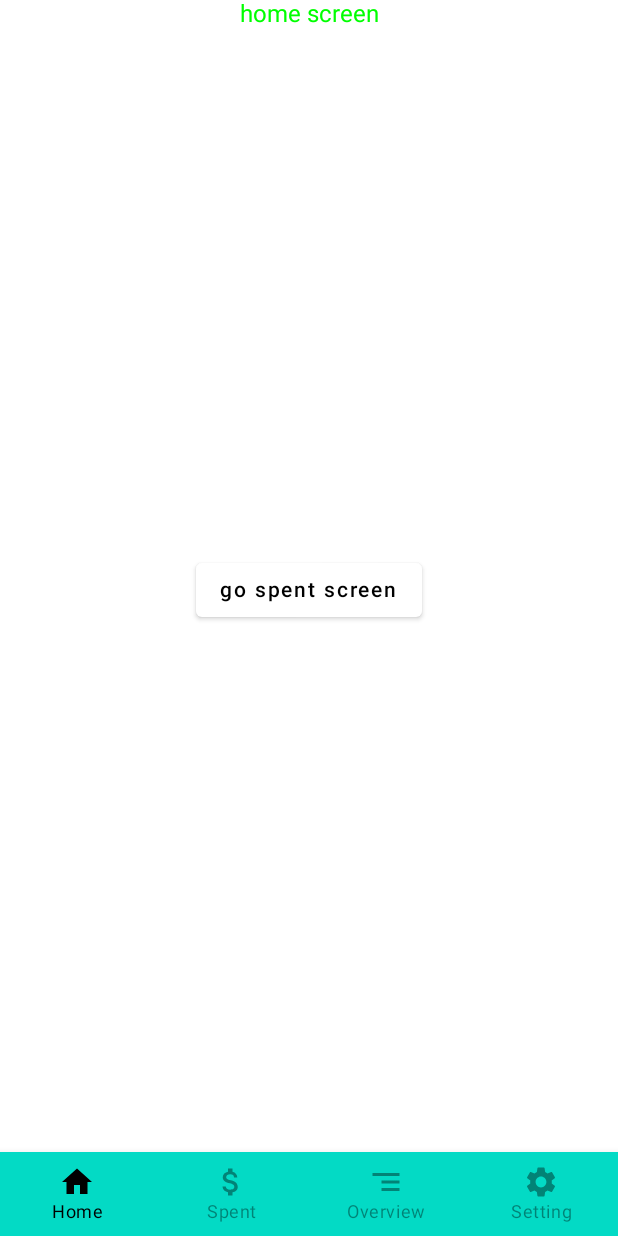
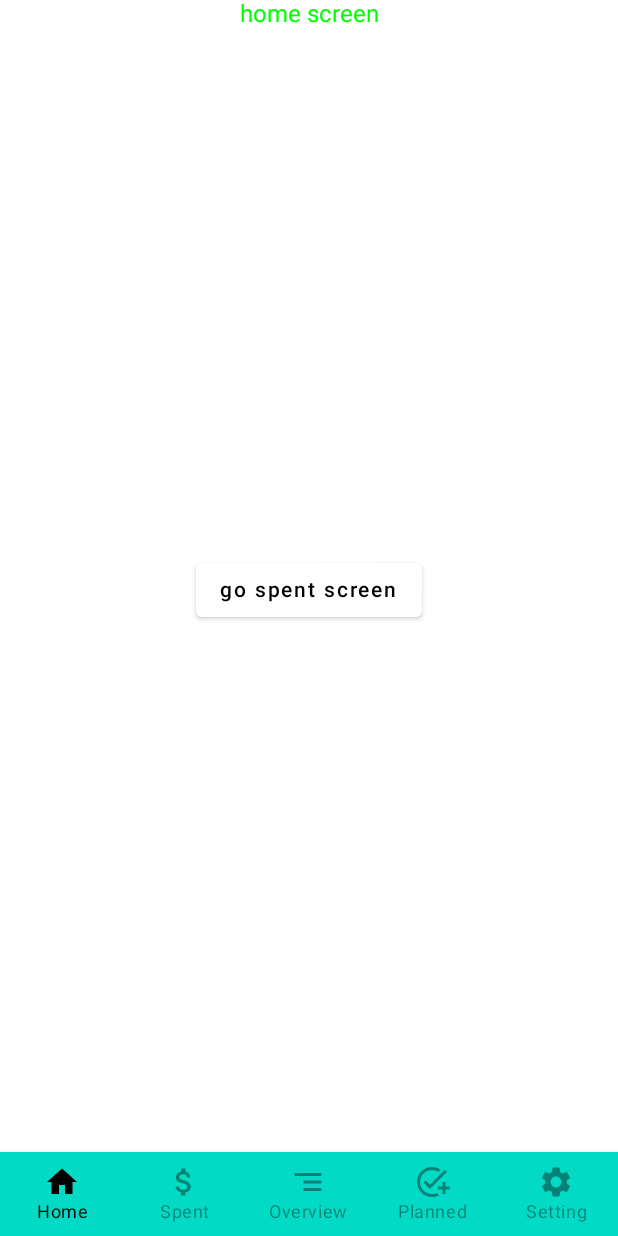
Before and after one commit to shjman/polygon2, an Android app built with Jetpack Compose: the spent screen opened through its navigation route, on a phone screen of 412 x 824 dp. Run offline under Robolectric (Android 15) with nearby library versions, the phone set to English and light mode, and no system bars; our stand-ins replace Firebase (no records; nobody signed in at launch, a user with empty details on screens opened directly), Timber, livedata-compose; libraries missing offline, so code that uses them is left out: com.firebase.ui; 1 statement that could not run was skipped.

```diff
--- a/app/src/main/java/com/shjman/polygon2/di/module/AppModule.kt
+++ b/app/src/main/java/com/shjman/polygon2/di/module/AppModule.kt
@@ -16,6 +16,7 @@ import com.shjman.polygon2.ui.categories.EditCategoryViewModel
 import com.shjman.polygon2.ui.edit_spending.EditSpendingViewModel
 import com.shjman.polygon2.ui.home.HomeViewModel
 import com.shjman.polygon2.ui.overview.OverviewViewModel
+import com.shjman.polygon2.ui.planned.PlannedViewModel
 import com.shjman.polygon2.ui.settings.AddTrustedUserViewModel
 import com.shjman.polygon2.ui.settings.SettingViewModel
 import com.shjman.polygon2.ui.settings.SharingSettingViewModel
@@ -44,6 +45,7 @@ val appModule = module {
     viewModel { EditSpendingViewModel(get(), get()) }
     viewModel { EntryPointViewModel(get(), get()) }
     viewModel { HomeViewModel(get(), get()) }
+    viewModel { PlannedViewModel(get()) }
     viewModel { OverviewViewModel(get(), get()) }
     viewModel { SettingViewModel(get(), get()) }
     viewModel { SharingSettingViewModel(get(), get()) }
--- a/app/src/main/java/com/shjman/polygon2/ui/EntryPoint.kt
+++ b/app/src/main/java/com/shjman/polygon2/ui/EntryPoint.kt
@@ -2,13 +2,29 @@ package com.shjman.polygon2.ui
 
 import android.content.Intent
 import android.content.res.Resources
-import androidx.compose.animation.*
+import androidx.compose.animation.AnimatedVisibility
 import androidx.compose.animation.core.tween
+import androidx.compose.animation.expandVertically
+import androidx.compose.animation.fadeIn
+import androidx.compose.animation.fadeOut
+import androidx.compose.animation.shrinkVertically
 import androidx.compose.foundation.layout.Box
 import androidx.compose.foundation.layout.padding
-import androidx.compose.material.*
-import androidx.compose.runtime.*
-import androidx.compose.runtime.saveable.rememberSaveable
+import androidx.compose.material.BottomNavigation
+import androidx.compose.material.BottomNavigationItem
+import androidx.compose.material.Icon
+import androidx.compose.material.MaterialTheme
+import androidx.compose.material.Scaffold
+import androidx.compose.material.ScaffoldState
+import androidx.compose.material.Surface
+import androidx.compose.material.Text
+import androidx.compose.material.rememberScaffoldState
+import androidx.compose.runtime.Composable
+import androidx.compose.runtime.ReadOnlyComposable
+import androidx.compose.runtime.derivedStateOf
+import androidx.compose.runtime.getValue
+import androidx.compose.runtime.remember
+import androidx.compose.runtime.rememberCoroutineScope
 import androidx.compose.ui.Modifier
 import androidx.compose.ui.graphics.Color
 import androidx.compose.ui.platform.LocalContext
@@ -30,6 +46,7 @@ import com.shjman.polygon2.ui.categories.EditCategoryScreen
 import com.shjman.polygon2.ui.edit_spending.EditSpendingScreen
 import com.shjman.polygon2.ui.home.HomeScreen
 import com.shjman.polygon2.ui.overview.OverviewScreen
+import com.shjman.polygon2.ui.planned.PlannedScreen
 import com.shjman.polygon2.ui.settings.AddTrustedUserScreen
 import com.shjman.polygon2.ui.settings.SettingScreen
 import com.shjman.polygon2.ui.settings.SharingSettingsScreen
@@ -51,9 +68,13 @@ fun EntryPoint(
             val appState = rememberAppState()
             val navBackStackEntry by appState.navHostController.currentBackStackEntryAsState()
             val currentRoute = navBackStackEntry?.destination?.route
-            val isShowingBottomBar = remember { (mutableStateOf(false)) }
-
-            setupBottomBarVisibility(currentRoute, isShowingBottomBar)
+            val isShowingBottomBar by remember(currentRoute) {
+                derivedStateOf {
+                    Screens.BottomNavItem.values()
+                        .map { it.screenRoute }
+                        .contains(currentRoute)
+                }
+            }
             Scaffold(
                 bottomBar = { AnimatedBottomNavigation(appState.navHostController, currentRoute, isShowingBottomBar) },
                 scaffoldState = appState.scaffoldState,
@@ -94,25 +115,6 @@ fun resources(): Resources {
     return LocalContext.current.resources
 }
 
-fun setupBottomBarVisibility(currentRoute: String?, isShowingBottomBar: MutableState<Boolean>) {
-    when (currentRoute) {
-        Screens.BottomNavItem.Setting.screenRoute,
-        Screens.BottomNavItem.Home.screenRoute,
-        Screens.BottomNavItem.Spent.screenRoute,
-        Screens.BottomNavItem.Overview.screenRoute -> {
-            isShowingBottomBar.value = true
-        }
-        Screens.Categories.screenRoute,
-        Screens.EditCategory.screenRoute,
-        Screens.EditSpending.screenRoute -> {
-            isShowingBottomBar.value = false
-        }
-        else -> {
-            isShowingBottomBar.value = false
-        }
-    }
-}
-
 const val SHOW_HIDE_BOTTOM_BAR_ANIMATION_SPEED = 350
 const val KEY_SHARED_DOCUMENT_PATH = "dp"
 
@@ -120,10 +122,10 @@ const val KEY_SHARED_DOCUMENT_PATH = "dp"
 fun AnimatedBottomNavigation(
     navController: NavController,
     currentRoute: String?,
-    isShowingBottomBar: MutableState<Boolean>,
+    isShowingBottomBar: Boolean,
 ) {
     AnimatedVisibility(
-        visible = isShowingBottomBar.value,
+        visible = isShowingBottomBar,
         enter = fadeIn(
             animationSpec = tween(durationMillis = SHOW_HIDE_BOTTOM_BAR_ANIMATION_SPEED),
         ) + expandVertically(
@@ -139,21 +141,15 @@ fun AnimatedBottomNavigation(
 }
 
 @Composable
-fun BottomNavigation(
+internal fun BottomNavigation(
     navController: NavController,
     currentRoute: String?,
 ) {
-    val bottomItems = listOf(
-        Screens.BottomNavItem.Home,
-        Screens.BottomNavItem.Spent,
-        Screens.BottomNavItem.Overview,
-        Screens.BottomNavItem.Setting
-    )
     BottomNavigation(
         backgroundColor = colorResource(id = R.color.teal_200),
         contentColor = Color.Black
     ) {
-        bottomItems.forEach { item ->
+        Screens.BottomNavItem.values().forEach { item ->
             BottomNavigationItem(
                 icon = { Icon(imageVector = item.icon, contentDescription = item.title) },
                 label = {
@@ -207,6 +203,9 @@ fun NavigationGraph(
                     }
                 },
             )
+        }
+        composable(Screens.BottomNavItem.Planned.screenRoute) {
+            PlannedScreen()
         }
         composable(Screens.BottomNavItem.Setting.screenRoute) {
             SettingScreen(
--- a/app/src/main/java/com/shjman/polygon2/ui/Screens.kt
+++ b/app/src/main/java/com/shjman/polygon2/ui/Screens.kt
@@ -1,7 +1,11 @@
 package com.shjman.polygon2.ui
 
 import androidx.compose.material.icons.Icons
-import androidx.compose.material.icons.filled.*
+import androidx.compose.material.icons.automirrored.filled.Segment
+import androidx.compose.material.icons.filled.AddTask
+import androidx.compose.material.icons.filled.AttachMoney
+import androidx.compose.material.icons.filled.Home
+import androidx.compose.material.icons.filled.Settings
 import androidx.compose.ui.graphics.vector.ImageVector
 
 sealed class Screens(var screenRoute: String) {
@@ -12,10 +16,21 @@ sealed class Screens(var screenRoute: String) {
     data object SharingSettings : Screens("SharingSettings")
     data object Unauthorized : Screens("Unauthorized")
 
-    open class BottomNavItem(var title: String, var icon: ImageVector, screenRoute: String) : Screens(screenRoute) {
-        object Home : BottomNavItem("Home", Icons.Default.Home, "home")
-        object Spent : BottomNavItem("Spent", Icons.Filled.AttachMoney, "spent")
-        object Overview : BottomNavItem("Overview", Icons.Default.Segment, "overview")
-        object Setting : BottomNavItem("Setting", Icons.Default.Settings, "setting")
+    sealed class BottomNavItem(val title: String, val icon: ImageVector, screenRoute: String) : Screens(screenRoute) {
+        data object Home : BottomNavItem("Home", Icons.Default.Home, "home")
+        data object Spent : BottomNavItem("Spent", Icons.Filled.AttachMoney, "spent")
+        data object Overview : BottomNavItem("Overview", Icons.AutoMirrored.Filled.Segment, "overview")
+        data object Planned : BottomNavItem("Planned", Icons.Filled.AddTask, "planned")
+        data object Setting : BottomNavItem("Setting", Icons.Default.Settings, "setting")
+
+        companion object {
+            fun values(): List<BottomNavItem> = listOf(
+                Home,
+                Spent,
+                Overview,
+                Planned,
+                Setting,
+            )
+        }
     }
 }
```
Also changed, not shown: app/src/main/java/com/shjman/polygon2/ui/planned/PlannedScreen.kt (added, +46 -0 lines), app/src/main/java/com/shjman/polygon2/ui/planned/PlannedViewModel.kt (added, +8 -0 lines).
